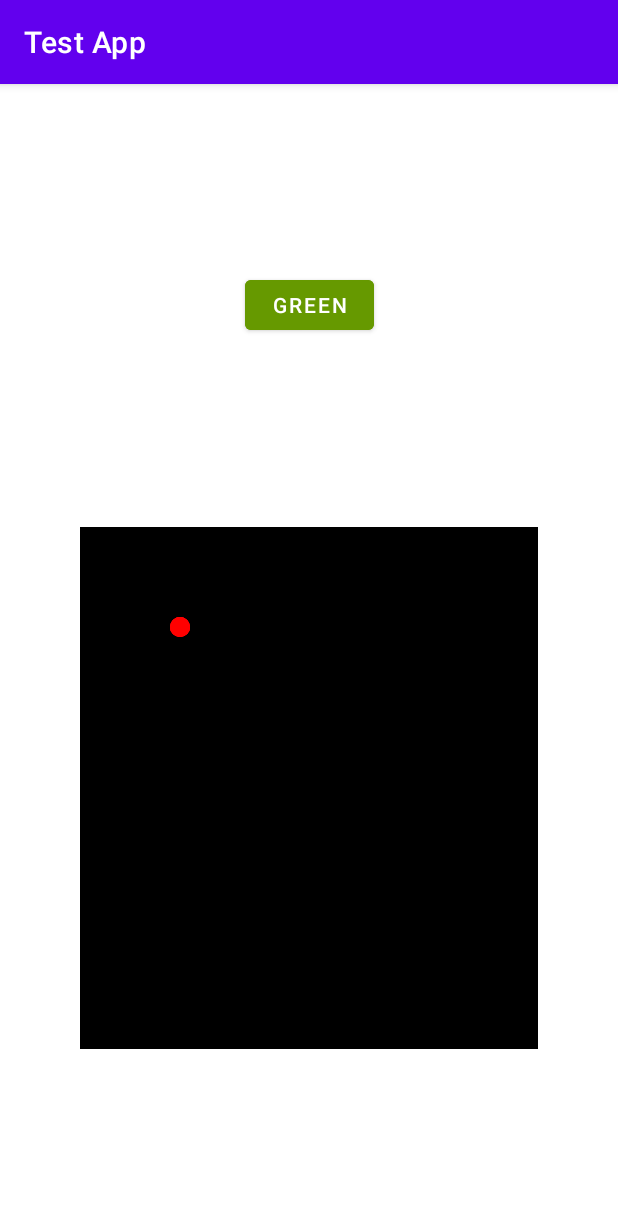
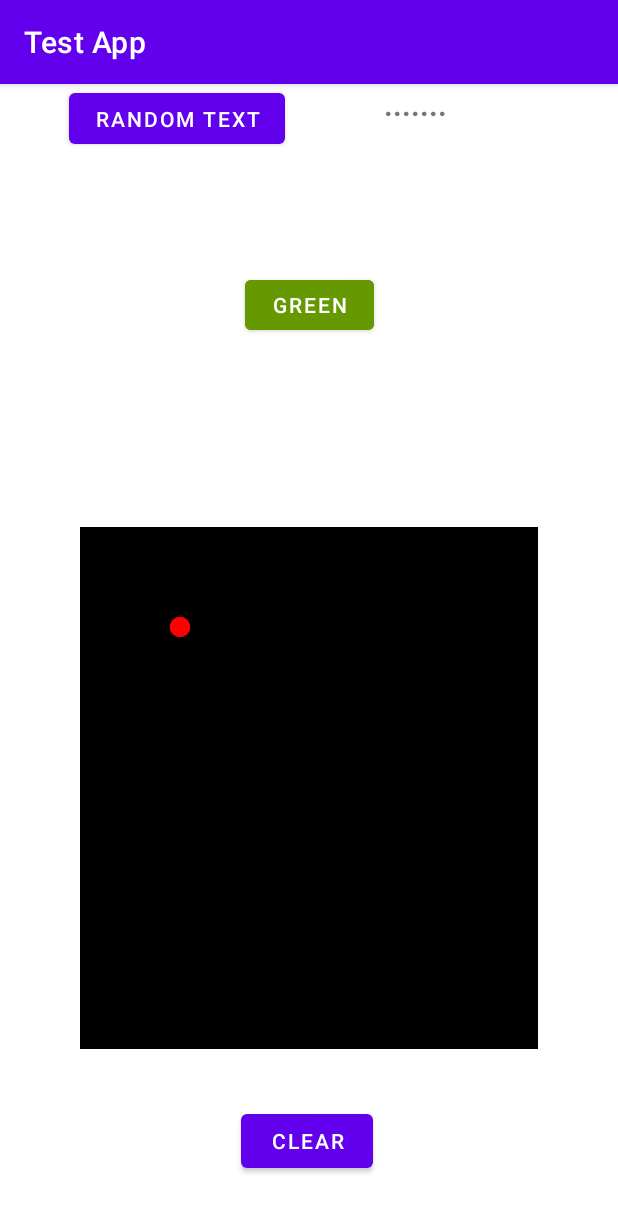
Before and after one commit to fabioqueiroz/kotlin-tutorial, an Android app: the DrawingFragment screen opened through its navigation route, on a phone screen of 412 x 824 dp. Shown: the top 1212 px of the screen. Run offline under Robolectric (Android 15) with nearby library versions, the phone set to English and light mode, and no system bars.

Commit message:
drag and drop

```diff
--- a/app/build.gradle
+++ b/app/build.gradle
@@ -24,7 +24,7 @@ android {
 //            resolutionStrategy { force 'androidx.core:core-ktx:1.6.0' }
 //        }
         applicationId "com.fq.navigationtutorial"
-        minSdkVersion 21
+        minSdkVersion 24
         targetSdkVersion 31
         versionCode 1
         versionName "1.0"
--- a/app/src/main/AndroidManifest.xml
+++ b/app/src/main/AndroidManifest.xml
@@ -9,6 +9,7 @@
         android:roundIcon="@mipmap/ic_launcher_round"
         android:supportsRtl="true"
         android:theme="@style/Theme.NavigationTutorial">
+        <activity android:name=".PopUpWindow"></activity>
         <activity
             android:name=".MainActivity"
             android:exported="true">
--- a/app/src/main/java/com/fq/navigationtutorial/DrawingFragment.kt
+++ b/app/src/main/java/com/fq/navigationtutorial/DrawingFragment.kt
@@ -1,8 +1,13 @@
 package com.fq.navigationtutorial
 
+import android.content.Intent
+import android.graphics.Bitmap
+import android.graphics.Canvas
 import android.graphics.Color
+import android.graphics.PorterDuff
 import androidx.lifecycle.ViewModelProvider
 import android.os.Bundle
+import android.view.Display
 import androidx.fragment.app.Fragment
 import android.view.LayoutInflater
 import android.view.View
@@ -53,5 +58,23 @@ class DrawingFragment : Fragment() {
             }
             isGreenBkg = !isGreenBkg
         }
+
+        binding.randomTextButton.setOnClickListener {
+            var randomInt = (0..5).random()
+            var languages = arrayOf("Java", "PHP", "Kotlin", "Javascript", "Python", "Swift")
+            binding.randomTextView.text = languages[randomInt]
+        }
+
+        binding.clearButton.setOnClickListener {
+            binding.drawingView.clearCanvas()
+
+//            // pop up test
+//            val intent = Intent(this@DrawingFragment.context, PopUpWindow::class.java)
+//            intent.putExtra("popuptitle", "Error")
+//            intent.putExtra("popuptext", "Sorry, that email address is already used!")
+//            intent.putExtra("popupbtn", "OK")
+//            intent.putExtra("darkstatusbar", false)
+//            startActivity(intent)
+        }
     }
 }
--- a/app/src/main/java/com/fq/navigationtutorial/DrawingView.kt
+++ b/app/src/main/java/com/fq/navigationtutorial/DrawingView.kt
@@ -48,4 +48,8 @@ class DrawingView(context: Context?, attrs: AttributeSet?) : View(context, attrs
         bitmap = Bitmap.createBitmap(drawWidth, drawHeight, Bitmap.Config.RGB_565)
         bitmapCanvas = Canvas(bitmap)
     }
+
+    fun clearCanvas(){
+        bitmapCanvas.drawColor(Color.BLACK)
+    }
 }
--- a/app/src/main/java/com/fq/navigationtutorial/FirstBlankFragment.kt
+++ b/app/src/main/java/com/fq/navigationtutorial/FirstBlankFragment.kt
@@ -70,6 +70,10 @@ class FirstBlankFragment : Fragment() {
         binding.sensorButton.setOnClickListener {
             navController.navigate(R.id.action_firstBlankFragment_to_sensorFragment)
         }
+
+        binding.dragButton.setOnClickListener {
+            navController.navigate(R.id.action_firstBlankFragment_to_dragAndDropFragment)
+        }
     }
 
     override fun onCreateView(
--- a/app/src/main/res/layout/drawing_fragment.xml
+++ b/app/src/main/res/layout/drawing_fragment.xml
@@ -28,4 +28,37 @@
         app:layout_constraintHorizontal_bias="0.5"
         app:layout_constraintStart_toStartOf="parent"
         app:layout_constraintTop_toTopOf="parent" />
+
+    <Button
+        android:id="@+id/randomTextButton"
+        android:layout_width="144dp"
+        android:layout_height="46dp"
+        android:layout_marginStart="46dp"
+        android:text="Random Text"
+        app:layout_constraintStart_toStartOf="parent"
+        tools:layout_editor_absoluteY="54dp" />
+
+    <TextView
+        android:id="@+id/randomTextView"
+        android:layout_width="118dp"
+        android:layout_height="39dp"
+        android:layout_marginEnd="76dp"
+        android:text="......."
+        android:textAlignment="center"
+        android:textSize="20sp"
+        android:textStyle="bold"
+        app:layout_constraintEnd_toEndOf="parent"
+        tools:layout_editor_absoluteY="54dp" />
+
+    <Button
+        android:id="@+id/clearButton"
+        android:layout_width="wrap_content"
+        android:layout_height="wrap_content"
+        android:layout_marginStart="160dp"
+        android:layout_marginEnd="163dp"
+        android:layout_marginBottom="39dp"
+        android:text="Clear"
+        app:layout_constraintBottom_toBottomOf="parent"
+        app:layout_constraintEnd_toEndOf="parent"
+        app:layout_constraintStart_toStartOf="parent" />
 </androidx.constraintlayout.widget.ConstraintLayout>
--- a/app/src/main/res/navigation/nav_graph.xml
+++ b/app/src/main/res/navigation/nav_graph.xml
@@ -28,6 +28,9 @@
         <action
             android:id="@+id/action_firstBlankFragment_to_sensorFragment"
             app:destination="@id/sensorFragment" />
+        <action
+            android:id="@+id/action_firstBlankFragment_to_dragAndDropFragment"
+            app:destination="@id/dragAndDropFragment" />
     </fragment>
     <fragment
         android:id="@+id/secondBlankFragment"
@@ -72,4 +75,9 @@
         android:name="com.fq.navigationtutorial.SensorFragment"
         android:label="fragment_sensor"
         tools:layout="@layout/fragment_sensor" />
+    <fragment
+        android:id="@+id/dragAndDropFragment"
+        android:name="com.fq.navigationtutorial.DragAndDropFragment"
+        android:label="fragment_drag_and_drop"
+        tools:layout="@layout/fragment_drag_and_drop" />
 </navigation>
```
Also changed, not shown: app/src/main/java/com/fq/navigationtutorial/DragAndDropFragment.kt (added, +136 -0 lines), app/src/main/java/com/fq/navigationtutorial/PopUpWindow.kt (added, +91 -0 lines), app/src/main/res/layout/activity_pop_up_window.xml (added, +103 -0 lines), app/src/main/res/layout/fragment_drag_and_drop.xml (added, +37 -0 lines), app/src/main/res/layout/fragment_first_blank.xml (+12 -0 lines).
